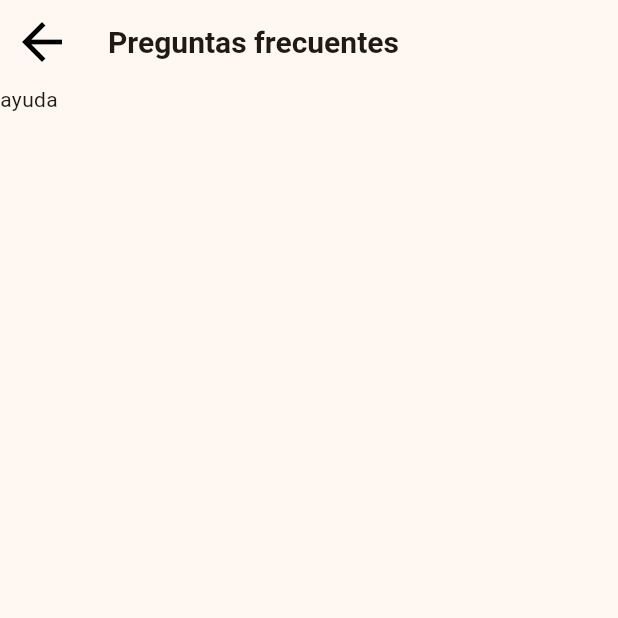
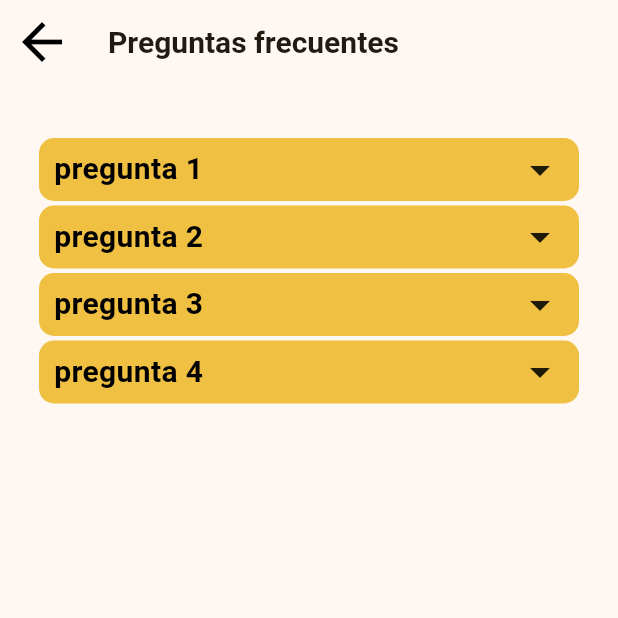
Before and after one commit to GaitanJulian/HCI, a Flutter app: the HelpScreen screen opened by its route, on a phone screen of 412 x 824 dp, the top half of it. Run offline on Flutter 3.47's test engine with Material 2 defaults, Android fonts, the phone set to English and light mode, and no system bars; drawn by our look-alikes of accordion; our stand-ins replace get.

Commit message:
completada help screen, pero necesita contenido

```diff
--- a/app/lib/screens/help.dart
+++ b/app/lib/screens/help.dart
@@ -1,4 +1,8 @@
+import 'package:accordion/controllers.dart';
+import 'package:app/utils/my_colors.dart';
 import 'package:flutter/material.dart';
+import 'package:accordion/accordion.dart';
+import 'package:get/get.dart';
 
 class HelpScreen extends StatelessWidget {
   const HelpScreen({super.key});
@@ -20,10 +24,102 @@ class HelpScreen extends StatelessWidget {
           textAlign: TextAlign.center,
         ),
       ),
-      body: Column(
-        children: [
-          Text('ayuda')
-        ],
+      body: SingleChildScrollView(
+        child: Padding(
+          padding: EdgeInsets.all(16),
+          child: Column(
+            children: [
+              Accordion(
+                children: [
+                  AccordionSection(
+                    rightIcon: const Icon(
+                      Icons.arrow_drop_down,
+                      size: 32,
+                    ),
+                    scrollIntoViewOfItems: ScrollIntoViewOfItems.fast,
+                    header: const Text(
+                      'pregunta 1',
+                      style: TextStyle(
+                        fontSize: 20,
+                        color: Colors.black,
+                        fontWeight: FontWeight.bold,
+                      ),
+                    ),
+                    content: const Align(
+                      alignment: Alignment.centerLeft,
+                      child: Text('Conenido'),
+                    ),
+                    headerBackgroundColor: MyColors.secondary,
+                    contentBackgroundColor: MyColors.tertiary,
+                  ),
+                  AccordionSection(
+                    rightIcon: const Icon(
+                      Icons.arrow_drop_down,
+                      size: 32,
+                    ),
+                    scrollIntoViewOfItems: ScrollIntoViewOfItems.fast,
+                    header: const Text(
+                      'pregunta 2',
+                      style: TextStyle(
+                        fontSize: 20,
+                        color: Colors.black,
+                        fontWeight: FontWeight.bold,
+                      ),
+                    ),
+                    content: const Align(
+                      alignment: Alignment.centerLeft,
+                      child: Text('Conenido'),
+                    ),
+                    headerBackgroundColor: MyColors.secondary,
+                    contentBackgroundColor: MyColors.tertiary,
+                  ),
+                  AccordionSection(
+                    rightIcon: const Icon(
+                      Icons.arrow_drop_down,
+                      size: 32,
+                    ),
+                    scrollIntoViewOfItems: ScrollIntoViewOfItems.fast,
+                    header: const Text(
+                      'pregunta 3',
+                      style: TextStyle(
+                        fontSize: 20,
+                        color: Colors.black,
+                        fontWeight: FontWeight.bold,
+                      ),
+                    ),
+                    content: const Align(
+                      alignment: Alignment.centerLeft,
+                      child: Text('Conenido'),
+                    ),
+                    headerBackgroundColor: MyColors.secondary,
+                    contentBackgroundColor: MyColors.tertiary,
+                  ),
+                  AccordionSection(
+                    rightIcon: const Icon(
+                      Icons.arrow_drop_down,
+                      size: 32,
+                    ),
+                    scrollIntoViewOfItems: ScrollIntoViewOfItems.fast,
+                    header: const Text(
+                      'pregunta 4',
+                      style: TextStyle(
+                        fontSize: 20,
+                        color: Colors.black,
+                        fontWeight: FontWeight.bold,
+                      ),
+                    ),
+                    content: const Align(
+                      alignment: Alignment.centerLeft,
+                      child: Text('Conenido'),
+                    ),
+                    headerBackgroundColor: MyColors.secondary,
+                    contentBackgroundColor: MyColors.tertiary,
+                  ),
+                ],
+              ),
+            ],
+          ),
+        ),
       ),
     );
   }
--- a/app/lib/widgets/agenda.dart
+++ b/app/lib/widgets/agenda.dart
@@ -49,7 +49,6 @@ class _Agenda extends State<Agenda> {
                     ElevatedButton(
                       onPressed: () => Get.toNamed(AppRoutes.nuevaTarea)!.then(
                         (value) {
-                          print(Get.arguments);
                           if (Get.arguments != null) {
                             setState(() {
                               recordatorios.add(Get.arguments);
@@ -80,7 +79,7 @@ class _Agenda extends State<Agenda> {
             ),
             const SizedBox(height: 16),
             recordatorios.isEmpty
-                ? const Text('No hay recordatorios')
+                ? const Text('No hay recordatorios', style: TextStyle(fontSize: 20),)
                 : Column(
                     children: recordatorios.map(
                     (recordatorio) {
--- a/app/pubspec.yaml
+++ b/app/pubspec.yaml
@@ -37,6 +37,7 @@ dependencies:
   cupertino_icons: ^1.0.2
   get: ^4.6.5
   intl: ^0.18.1
+  accordion: ^2.5.1
 
 dev_dependencies:
   flutter_test:
```
Also changed, not shown: app/pubspec.lock.
